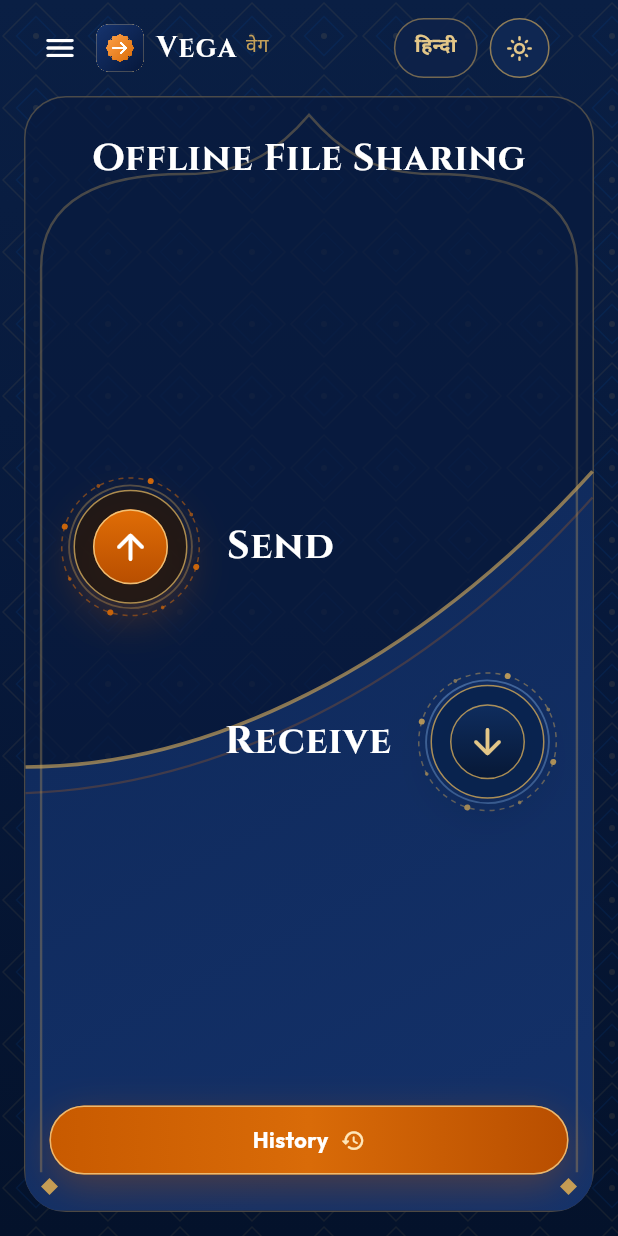
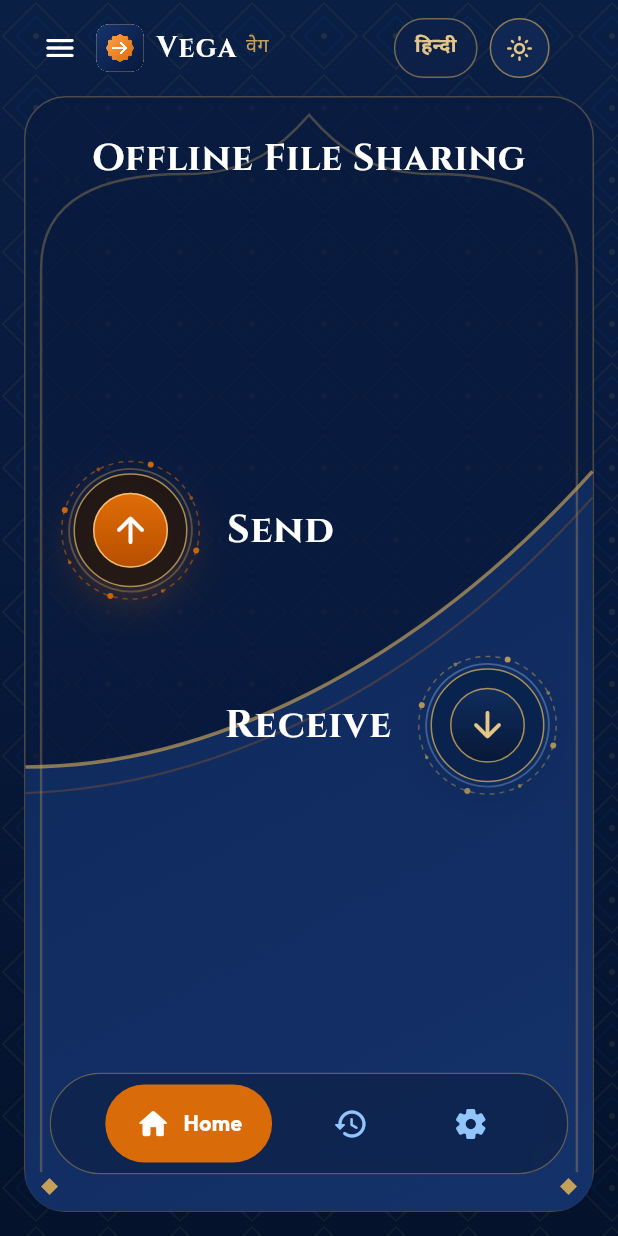
Before and after one commit to AaravManatwal/Vega, a Flutter app: the HomeScreen screen opened directly, on a phone screen of 412 x 824 dp. Run offline on Flutter 3.47's test engine with Material 3 defaults, Android fonts, the phone set to English and light mode, and no system bars; our stand-ins replace convert, device_info_plus, file_picker, flutter_local_notifications, flutter_riverpod, permission_handler and 4 more; missing offline and left inert: bonsoir, cryptography, cryptography_flutter, flutter_foreground_task, mobile_scanner; accounts and stored records are empty.

Commit message:
UI: floating frosted dock on Home (Home/History/Settings)
Co-Authored-By: Claude Sonnet 5.5 <noreply@anthropic.com>
Claude-Session: https://claude.ai/code/session_019UtEejS78rJ7NeDAo88zDp

```diff
--- a/flutter_app/lib/screens/home_screen.dart
+++ b/flutter_app/lib/screens/home_screen.dart
@@ -7,11 +7,11 @@ import '../state/app_state.dart';
 import '../theme/app_theme.dart';
 import '../widgets/heritage/heritage_drawer.dart';
 import '../widgets/heritage/heritage_page.dart';
+import '../widgets/heritage/glass_dock.dart';
 import '../widgets/heritage/heritage_palette.dart';
 import '../widgets/heritage/mini_transfer_bar.dart';
 import '../widgets/heritage/home_stage.dart';
 import '../widgets/heritage/jali_background.dart';
-import '../widgets/heritage/saffron_button.dart';
 import '../widgets/home/live_transfer_card.dart';
 import '../widgets/vega_logo.dart';
 import 'browser_share_screen.dart';
@@ -202,13 +202,24 @@ class _HomeScreenState extends ConsumerState<HomeScreen> {
                                       ),
                                       const SizedBox(height: 14),
                                     ],
-                                    SaffronButton(
-                                      label: s.t('History', 'इतिहास'),
-                                      icon: Icons.history_rounded,
-                                      expand: false,
-                                      height: 46,
-                                      fontSize: 14.5,
-                                      onPressed: () => _push(const HistoryScreen()),
+                                    GlassDock(
+                                      items: [
+                                        DockItem(
+                                          icon: Icons.home_rounded,
+                                          label: s.t('Home', 'होम'),
+                                          onTap: () {},
+                                        ),
+                                        DockItem(
+                                          icon: Icons.history_rounded,
+                                          label: s.t('History', 'इतिहास'),
+                                          onTap: () => _push(const HistoryScreen()),
+                                        ),
+                                        DockItem(
+                                          icon: Icons.settings_rounded,
+                                          label: s.t('Settings', 'सेटिंग्स'),
+                                          onTap: () => _push(const SettingsScreen()),
+                                        ),
+                                      ],
                                     ),
                                   ],
                                 ),
--- /dev/null
+++ b/flutter_app/lib/widgets/heritage/glass_dock.dart
@@ -0,0 +1,86 @@
+import 'dart:ui' show ImageFilter;
+import 'package:flutter/material.dart';
+import 'package:flutter/services.dart';
+import 'heritage_palette.dart';
+
+class DockItem {
+  const DockItem({required this.icon, required this.label, required this.onTap});
+  final IconData icon;
+  final String label;
+  final VoidCallback onTap;
+}
+
+/// Floating frosted pill with a few destinations. The selected one is a saffron pill that
+/// slides (spring) behind the item. Blur is applied once to the static pill, never animated.
+class GlassDock extends StatelessWidget {
+  const GlassDock({super.key, required this.items, this.selected = 0});
+
+  final List<DockItem> items;
+  final int selected;
+
+  @override
+  Widget build(BuildContext context) {
+    final p = HeritagePalette.of(context);
+    final still = MediaQuery.disableAnimationsOf(context);
+    return RepaintBoundary(
+      child: ClipRRect(
+        borderRadius: BorderRadius.circular(40),
+        child: BackdropFilter(
+          filter: ImageFilter.blur(sigmaX: 16, sigmaY: 16),
+          child: Container(
+            height: 68,
+            padding: const EdgeInsets.symmetric(horizontal: 8),
+            decoration: BoxDecoration(
+              color: p.panel.withValues(alpha: p.dark ? 0.72 : 0.86),
+              borderRadius: BorderRadius.circular(40),
+              border: Border.all(color: p.border),
+            ),
+            child: Row(
+              mainAxisAlignment: MainAxisAlignment.spaceEvenly,
+              children: [
+                for (var i = 0; i < items.length; i++)
+                  Semantics(
+                    button: true,
+                    selected: i == selected,
+                    label: items[i].label,
+                    child: InkWell(
+                      borderRadius: BorderRadius.circular(30),
+                      onTap: () {
+                        HapticFeedback.selectionClick();
+                        items[i].onTap();
+                      },
+                      child: AnimatedContainer(
+                        duration: still ? Duration.zero : const Duration(milliseconds: 320),
+                        curve: Curves.easeOutBack,
+                        constraints: const BoxConstraints(minWidth: 52, minHeight: 52),
+                        padding: EdgeInsets.symmetric(horizontal: i == selected ? 20 : 12),
+                        decoration: BoxDecoration(
+                          color: i == selected ? const Color(0xFFD96B08) : Colors.transparent,
+                          borderRadius: BorderRadius.circular(30),
+                        ),
+                        child: Row(
+                          mainAxisSize: MainAxisSize.min,
+                          children: [
+                            Icon(items[i].icon,
+                                size: 24, color: i == selected ? Colors.white : p.textMuted),
+                            if (i == selected) ...[
+                              const SizedBox(width: 8),
+                              Text(items[i].label,
+                                  style: const TextStyle(
+                                      color: Colors.white,
+                                      fontWeight: FontWeight.w700,
+                                      fontSize: 14)),
+                            ],
+                          ],
+                        ),
+                      ),
+                    ),
+                  ),
+              ],
+            ),
+          ),
+        ),
+      ),
+    );
+  }
+}
```
